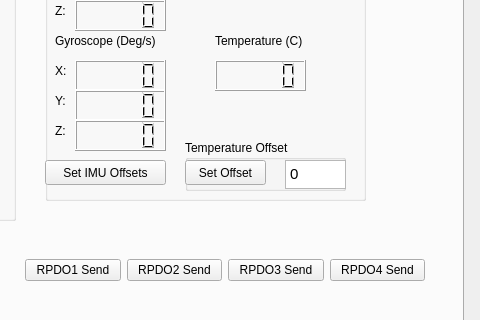
jtoobias/CAN_IO_GUI, file Frontend/CAN_IO_GUI.ui: the form before one commit; both pictures show x 567 to 1047 and y 176 to 496 of the 1047 by 791 pixel window.
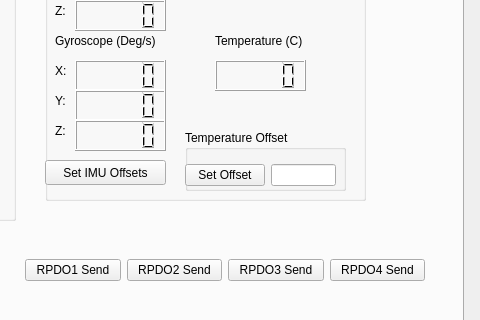
The form after the commit. The open tabs and pages were chosen to show the change.

Commit message: Offsets are now working

What changed in the file:
```diff
--- a/Frontend/CAN_IO_GUI.ui
+++ b/Frontend/CAN_IO_GUI.ui
@@ -421,49 +421,39 @@
        <property name="geometry">
         <rect>
          <x>140</x>
-         <y>250</y>
+         <y>240</y>
          <width>161</width>
-         <height>51</height>
+         <height>61</height>
         </rect>
        </property>
        <property name="title">
         <string>Temperature Offset</string>
        </property>
-       <widget class="QPushButton" name="ButtonIMUOffset_2">
+       <widget class="QWidget" name="horizontalLayoutWidget">
         <property name="geometry">
          <rect>
           <x>0</x>
-          <y>20</y>
-          <width>81</width>
-          <height>25</height>
+          <y>30</y>
+          <width>151</width>
+          <height>31</height>
          </rect>
         </property>
-        <property name="text">
-         <string>Set Offset</string>
-        </property>
-       </widget>
-       <widget class="QTextEdit" name="TextTemp_offset">
-        <property name="geometry">
-         <rect>
-          <x>100</x>
-          <y>20</y>
-          <width>61</width>
-          <height>29</height>
-         </rect>
-        </property>
-        <property name="statusTip">
-         <string>Used to set temperature sensor offset</string>
-        </property>
-        <property name="html">
-         <string>&lt;!DOCTYPE HTML PUBLIC &quot;-//W3C//DTD HTML 4.0//EN&quot; &quot;http://www.w3.org/TR/REC-html40/strict.dtd&quot;&gt;
-&lt;html&gt;&lt;head&gt;&lt;meta name=&quot;qrichtext&quot; content=&quot;1&quot; /&gt;&lt;style type=&quot;text/css&quot;&gt;
-p, li { white-space: pre-wrap; }
-&lt;/style&gt;&lt;/head&gt;&lt;body style=&quot; font-family:'Ubuntu'; font-size:11pt; font-weight:400; font-style:normal;&quot;&gt;
-&lt;p style=&quot; margin-top:0px; margin-bottom:0px; margin-left:0px; margin-right:0px; -qt-block-indent:0; text-indent:0px;&quot;&gt;0&lt;/p&gt;&lt;/body&gt;&lt;/html&gt;</string>
-        </property>
-        <property name="placeholderText">
-         <string>0</string>
-        </property>
+        <layout class="QHBoxLayout" name="horizontalLayout">
+         <item>
+          <widget class="QPushButton" name="ButtonIMU_TempOffset">
+           <property name="text">
+            <string>Set Offset</string>
+           </property>
+          </widget>
+         </item>
+         <item>
+          <widget class="QLineEdit" name="lineEdit_TempOffset">
+           <property name="statusTip">
+            <string>Used to set a temperature offset</string>
+           </property>
+          </widget>
+         </item>
+        </layout>
        </widget>
       </widget>
      </widget>
```
Left out of the diff: 18 changed lines with no effect on the pictures. The commit also changes 4 other files.
